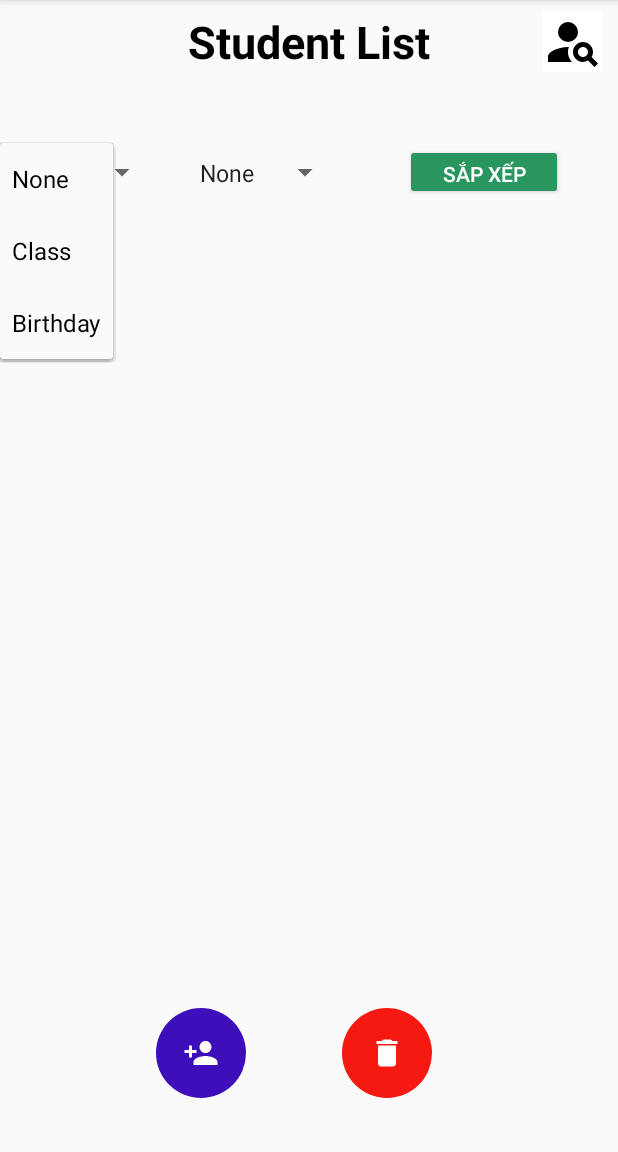
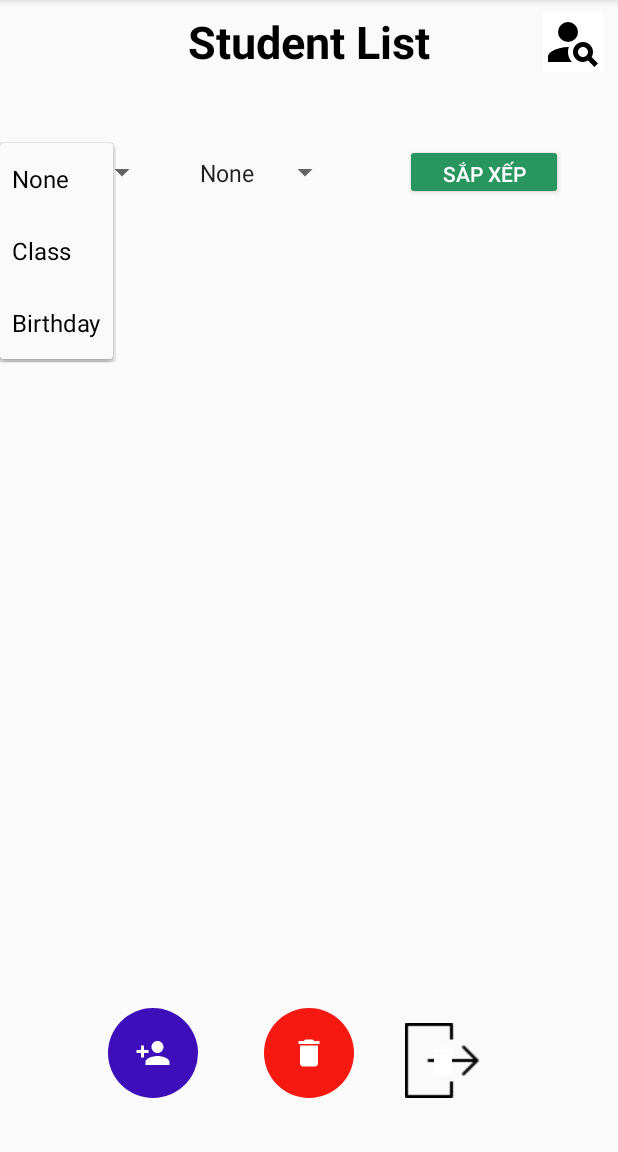
Before and after one commit to huwuxtins/StudentManagement, an Android app: the StudentList screen opened directly, with no data from a screen before it, after a tap on "None", on a phone screen of 412 x 824 dp, the part 84-1236 px from its top. Run offline under Robolectric (Android 15) with nearby library versions, the phone set to English and light mode, and no system bars; our stand-ins replace Firebase (no records; nobody signed in at launch, a user with empty details on screens opened directly).

Commit message:
update student, certificate

```diff
--- a/app/src/main/AndroidManifest.xml
+++ b/app/src/main/AndroidManifest.xml
@@ -4,6 +4,8 @@
 
     <uses-permission android:name="android.permission.INTERNET" />
     <uses-permission android:name="android.permission.READ_EXTERNAL_STORAGE" />
+    <uses-permission android:name="android.permission.WRITE_EXTERNAL_STORAGE" />
+
 
     <application
         android:allowBackup="true"
--- a/app/src/main/java/com/example/studentmanagement/adapter/StudentAdapter.java
+++ b/app/src/main/java/com/example/studentmanagement/adapter/StudentAdapter.java
@@ -46,7 +46,7 @@ public class StudentAdapter extends RecyclerView.Adapter<StudentAdapter.MyViewHo
             FragmentTransaction fragmentTransaction = fragmentManager.beginTransaction();
 
             Bundle bundle = new Bundle();
-            bundle.putSerializable("student", students.get(students.size()-1));
+            bundle.putSerializable("student", students.get(position));
 
             StudentDetailFragment studentDetailFragment = new StudentDetailFragment();
             studentDetailFragment.setArguments(bundle);
--- a/app/src/main/res/layout/activity_student_list.xml
+++ b/app/src/main/res/layout/activity_student_list.xml
@@ -54,7 +54,7 @@
         android:id="@+id/imageButtonAddStudent"
         android:layout_width="wrap_content"
         android:layout_height="wrap_content"
-        android:layout_marginStart="104dp"
+        android:layout_marginStart="72dp"
         android:layout_marginBottom="36dp"
         android:background="@drawable/button_add"
         android:src="@drawable/add_user"
@@ -68,9 +68,23 @@
         android:id="@+id/imageButtonDeleteStudent"
         android:layout_width="wrap_content"
         android:layout_height="wrap_content"
-        android:layout_marginEnd="124dp"
+        android:layout_marginEnd="176dp"
         android:layout_marginBottom="36dp"
         android:background="@drawable/btn_delete"
+        android:src="@drawable/baseline_delete_24"
+        app:layout_constraintBottom_toBottomOf="parent"
+        app:layout_constraintEnd_toEndOf="parent"
+        tools:ignore="MissingConstraints">
+
+    </ImageButton>
+
+    <ImageButton
+        android:id="@+id/img_export"
+        android:layout_width="wrap_content"
+        android:layout_height="wrap_content"
+        android:layout_marginEnd="92dp"
+        android:layout_marginBottom="36dp"
+        android:background="@drawable/icon_export"
         android:src="@drawable/baseline_delete_24"
         app:layout_constraintBottom_toBottomOf="parent"
         app:layout_constraintEnd_toEndOf="parent"
```
Also changed, not shown: app/src/main/java/com/example/studentmanagement/StudentList.java (+38 -0 lines), app/src/main/java/com/example/studentmanagement/fragments/StudentDetailFragment.java (+37 -1 lines), app/src/main/java/com/example/studentmanagement/models/Student.java (+10 -8 lines), app/src/main/res/layout/fragment_student_detail.xml (+8 -1 lines), app/src/main/res/drawable/icon_export.png (added).
